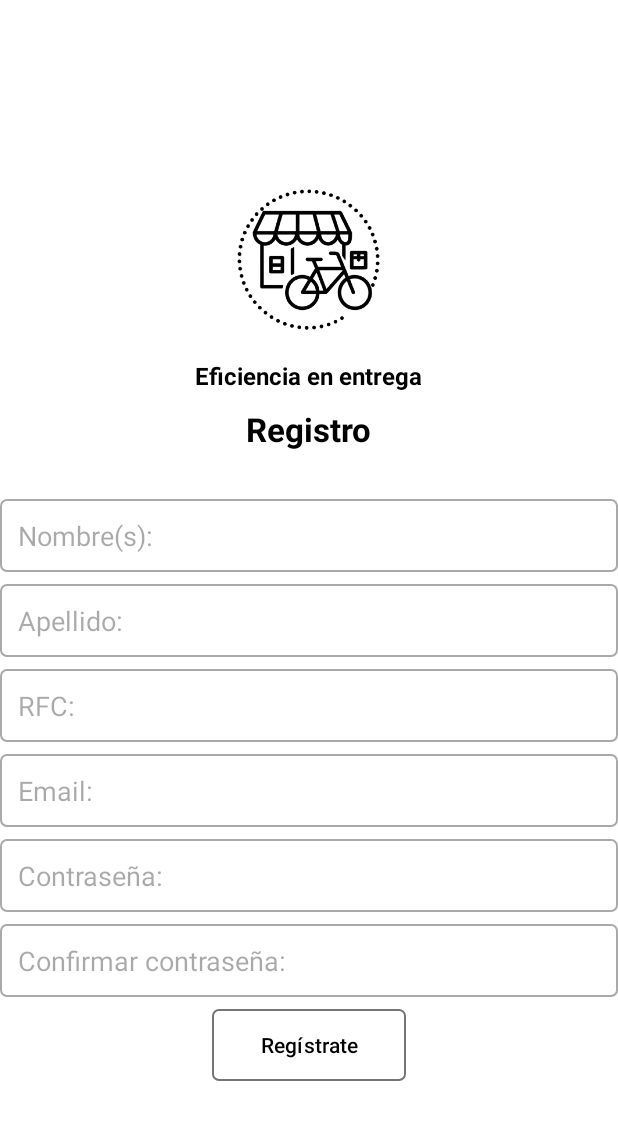
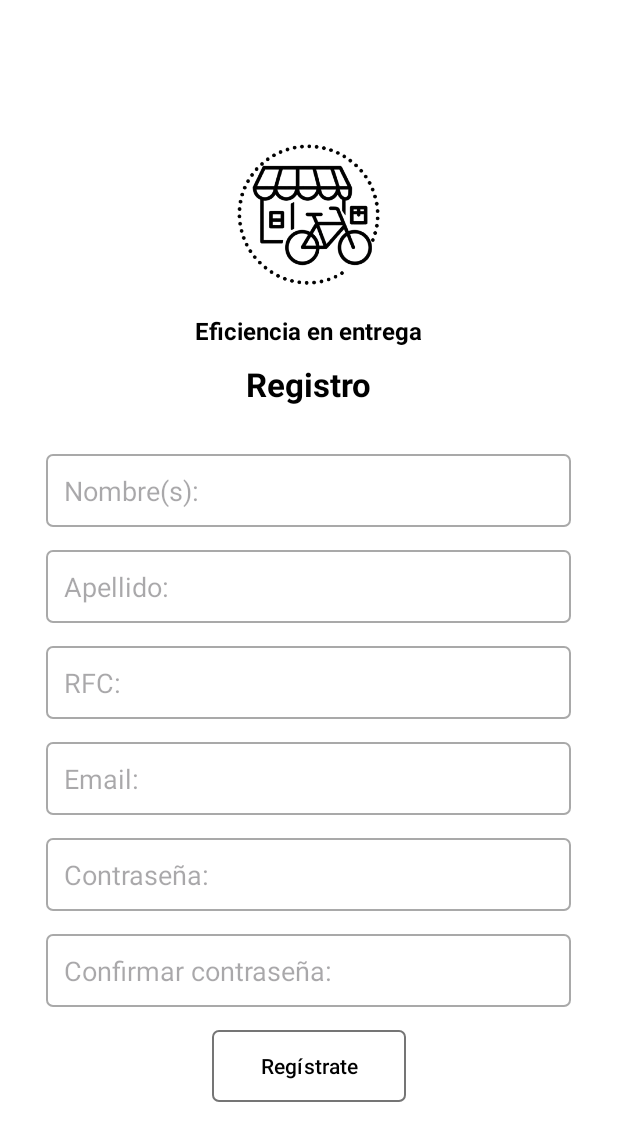
Before and after one commit to policodelabs-tech/Delivery_In-Transit, an Android app: the RegisterActivity screen opened directly, with no data from a screen before it, on a phone screen of 412 x 824 dp. Shown: the top 1141 px of the screen. Run offline under Robolectric (Android 15) with nearby library versions, the phone set to English and light mode, and no system bars.

Commit message:
Revisión de algunos fallos de diseño y adaptación a un apartado visual más agradable parte 1

```diff
--- a/app/src/main/AndroidManifest.xml
+++ b/app/src/main/AndroidManifest.xml
@@ -10,7 +10,7 @@
         android:allowBackup="true"
         android:dataExtractionRules="@xml/data_extraction_rules"
         android:fullBackupContent="@xml/backup_rules"
-        android:icon="@drawable/delivery_in_transit"
+        android:icon="@drawable/isologo_delivery_in_transit"
         android:label="@string/app_name"
         android:roundIcon="@mipmap/ic_launcher_round"
         android:supportsRtl="true"
--- a/app/src/main/res/drawable/gradient_background_teal.xml
+++ b/app/src/main/res/drawable/gradient_background_teal.xml
@@ -3,7 +3,8 @@
     android:shape="rectangle">
     <gradient
         android:angle="90"
-        android:startColor="#00695C"  android:centerColor="#00838F"
-        android:endColor="#0097A7"
+        android:startColor="#99ffcc"
+        android:endColor="#545454"
+
         android:type="linear" />
 </shape>
--- a/app/src/main/res/layout/activity_main_repartidor.xml
+++ b/app/src/main/res/layout/activity_main_repartidor.xml
@@ -21,8 +21,5 @@
         android:layout_gravity="start"
         android:fitsSystemWindows="true"
         app:headerLayout="@layout/nav_header_main_repartidor"
-        app:menu="@menu/activity_main_drawer"
-        android:background="@color/white"
-        app:itemTextColor="@color/drawer_item_text_color"
-        app:itemIconTint="@color/drawer_item_icon_tint" />
+        app:menu="@menu/activity_main_drawer_negocio" />
 </androidx.drawerlayout.widget.DrawerLayout>
--- a/app/src/main/res/layout/activity_register.xml
+++ b/app/src/main/res/layout/activity_register.xml
@@ -16,7 +16,7 @@
     <ImageView
         android:layout_width="100dp"
         android:layout_height="100dp"
-        android:background="@drawable/delivery_in_transit"
+        android:background="@drawable/isologo_delivery_in_transit"
         android:layout_marginTop="20dp"/>
 
     <TextView
@@ -40,62 +40,62 @@
 
     <EditText
         android:id="@+id/editTextFirstName"
-        android:layout_width="match_parent"
+        android:layout_width="350dp"
         android:layout_height="wrap_content"
         android:hint="Nombre(s):"
         android:background="@drawable/edit_text_background"
-        android:layout_marginBottom="8dp"
+        android:layout_marginBottom="15dp"
         android:imeOptions="actionNext"
         android:inputType="textPersonName"/>
 
     <EditText
         android:id="@+id/editTextLastName"
-        android:layout_width="match_parent"
+        android:layout_width="350dp"
         android:layout_height="wrap_content"
         android:hint="Apellido:"
         android:background="@drawable/edit_text_background"
-        android:layout_marginBottom="8dp"
+        android:layout_marginBottom="15dp"
         android:imeOptions="actionNext"
         android:inputType="textPersonName"/>
 
     <EditText
         android:id="@+id/editTextRFC"
-        android:layout_width="match_parent"
+        android:layout_width="350dp"
         android:layout_height="wrap_content"
         android:hint="RFC:"
         android:background="@drawable/edit_text_background"
-        android:layout_marginBottom="8dp"
+        android:layout_marginBottom="15dp"
         android:imeOptions="actionNext"
         android:inputType="text"/>
 
     <EditText
         android:id="@+id/editTextEmail"
-        android:layout_width="match_parent"
+        android:layout_width="350dp"
         android:layout_height="wrap_content"
         android:hint="Email:"
         android:background="@drawable/edit_text_background"
-        android:layout_marginBottom="8dp"
+        android:layout_marginBottom="15dp"
         android:imeOptions="actionNext"
         android:inputType="textEmailAddress"/>
 
     <EditText
         android:id="@+id/editTextPassword"
-        android:layout_width="match_parent"
+        android:layout_width="350dp"
         android:layout_height="wrap_content"
         android:hint="Contraseña:"
         android:background="@drawable/edit_text_background"
-        android:layout_marginBottom="8dp"
+        android:layout_marginBottom="15dp"
         android:password="true"
         android:imeOptions="actionNext"
         android:inputType="textPassword"/>
 
     <EditText
         android:id="@+id/editTextConfirmPassword"
-        android:layout_width="match_parent"
+        android:layout_width="350dp"
         android:layout_height="wrap_content"
         android:hint="Confirmar contraseña:"
         android:background="@drawable/edit_text_background"
-        android:layout_marginBottom="8dp"
+        android:layout_marginBottom="15dp"
         android:password="true"
         android:imeOptions="actionDone"
         android:inputType="textPassword"/>
@@ -104,6 +104,7 @@
         android:id="@+id/buttonRegister"
         android:layout_width="wrap_content"
         android:layout_height="wrap_content"
+        android:layout_marginBottom="15dp"
         android:text="Regístrate"
         android:background="@drawable/edit_text_background"
         android:paddingLeft="32dp"
```
Also changed, not shown: app/src/main/res/layout/activity_inicio_aplicacion.xml (+2 -11 lines), app/src/main/res/layout/activity_login.xml (+13 -13 lines), app/src/main/res/layout/activity_main.xml (+4 -5 lines), app/src/main/res/layout/nav_header_main_negocio.xml (+10 -27 lines), app/src/main/res/layout/nav_header_main_repartidor.xml (+5 -22 lines), app/src/main/res/drawable/delivery_in_transit.png, app/src/main/res/drawable/isologo_delivery_in_transit.png (added), app/src/main/res/drawable/policode_labs.png (added).
